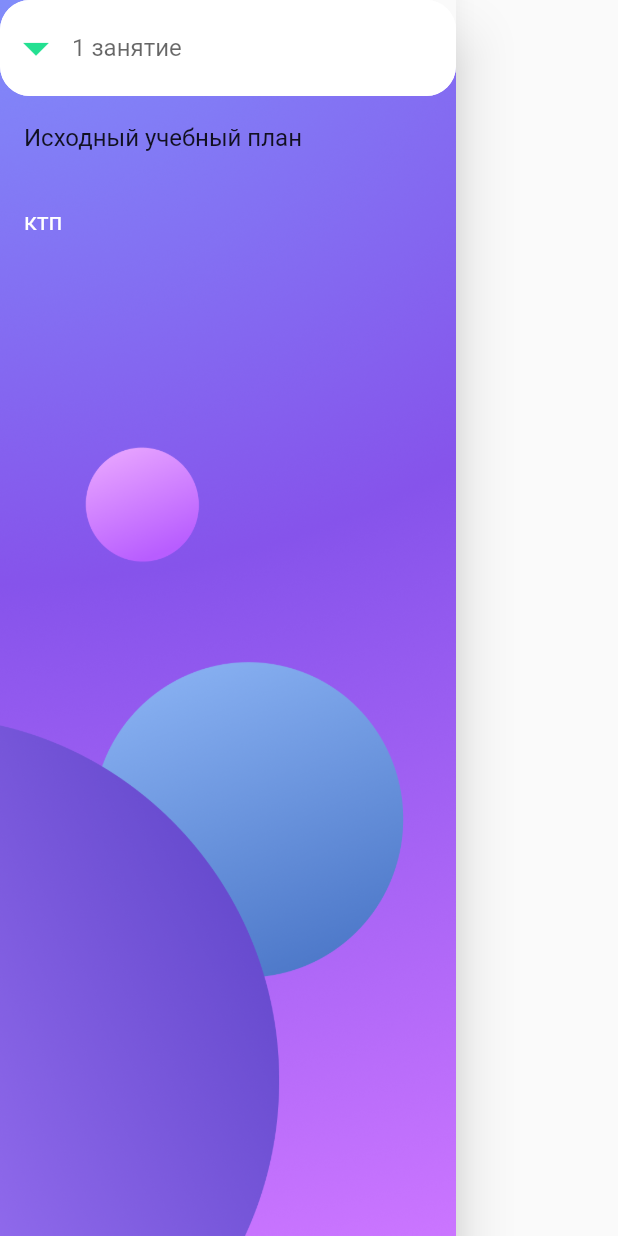
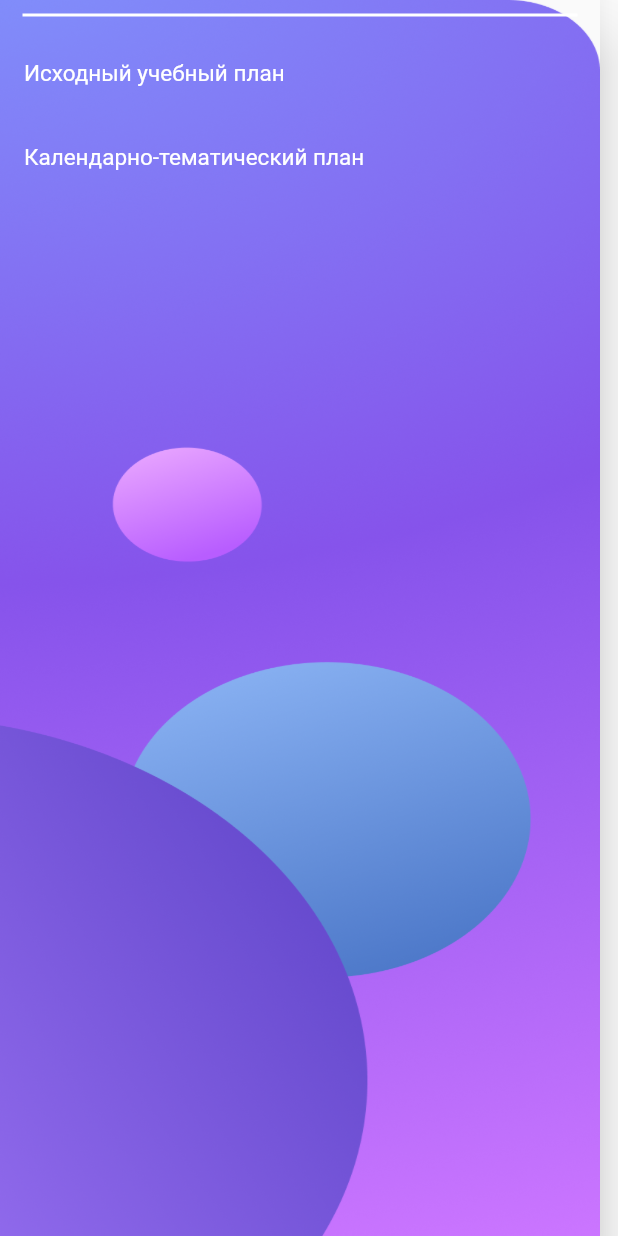
Before and after one commit to Nekori228/Schedule, a Flutter app: the MainDrawer widget shown alone on an empty page, opened directly, on a phone screen of 412 x 824 dp. Run offline on Flutter 3.47's test engine with Material 2 defaults, Android fonts, the phone set to English and light mode, and no system bars.

Commit message:
Add predmets

```diff
--- a/lib/widgets/drawer.dart
+++ b/lib/widgets/drawer.dart
@@ -12,22 +12,33 @@ class _MainDrawerState extends State<MainDrawer> {
   @override
   Widget build(BuildContext context) {
     return Drawer(
+      width: 400,
       child: Container(
         decoration: const BoxDecoration(
           image: DecorationImage(
-            image: AssetImage(
-                'assets/images/back.png'),
+            image: AssetImage('assets/images/back.png'),
             fit: BoxFit.fill,
           ),
         ),
         child: Column(
           children: [
-            DropdownButton(),
-            ListTile(
-              title: Text("Исходный учебный план"),
+            Padding(
+              padding: const EdgeInsets.all(10),
+              child: Divider(
+                color: Colors.white,
+                height: 1,
+                thickness: 2,
+                indent: 5,
+                endIndent: 5,
+              ),
             ),
             ListTile(
-              title: Text("ктп", style: TextStyle(color: Colors.white)) ,
+              title: Text("Исходный учебный план",
+                  style: TextStyle(color: Colors.white, fontSize: 15)),
+            ),
+            ListTile(
+              title: Text("Календарно-тематический план",
+                  style: TextStyle(color: Colors.white, fontSize: 15)),
             ),
           ],
         ),
@@ -35,55 +46,3 @@ class _MainDrawerState extends State<MainDrawer> {
     );
   }
 }
-
-
-
-class DropdownButton extends StatelessWidget {
-  DropdownButton({Key? key}) : super(key: key);
-  String? selectedValue = null;
-  final _dropdownFormKey = GlobalKey<FormState>();
-
-
-  @override
-  Widget build(BuildContext context) {
-    return Form(
-        key: _dropdownFormKey,
-        child: Column(
-          mainAxisAlignment: MainAxisAlignment.center,
-          children: [
-            DropdownButtonFormField(
-              hint: Text('1 занятие'),
-                iconSize: 0.0,
-                decoration: InputDecoration(
-                  prefixIcon: Icon(Icons.arrow_drop_down_sharp, size: 40, color: Color(0xFF23E091),),
-                  enabledBorder: OutlineInputBorder(
-                    borderSide: BorderSide(color: Colors.white, width: 2),
-                    borderRadius: BorderRadius.circular(20),
-                  ),
-                  border: OutlineInputBorder(
-                    borderSide: BorderSide(color: Colors.white, width: 2),
-                    borderRadius: BorderRadius.circular(20),
-                  ),
-                  filled: true,
-                  fillColor: Colors.white,
-                ),
-
-                validator: (value) => value == null ? "Select a country" : null,
-                dropdownColor: Colors.white,
-                value: selectedValue,
-                onChanged: (String? newValue) {
-
-                },
-                items: dropdownItems),
-          ],
-        ));
-  }
-}
-
-List<DropdownMenuItem<String>> get dropdownItems{
-  List<DropdownMenuItem<String>> menuItems = [
-    DropdownMenuItem(child: Text("1 занятие"),value: "1"),
-    DropdownMenuItem(child: Text("2 занятие"),value: "2"),
-  ];
-  return menuItems;
-}
```
Also changed, not shown: lib/main.dart (+69 -5 lines).
